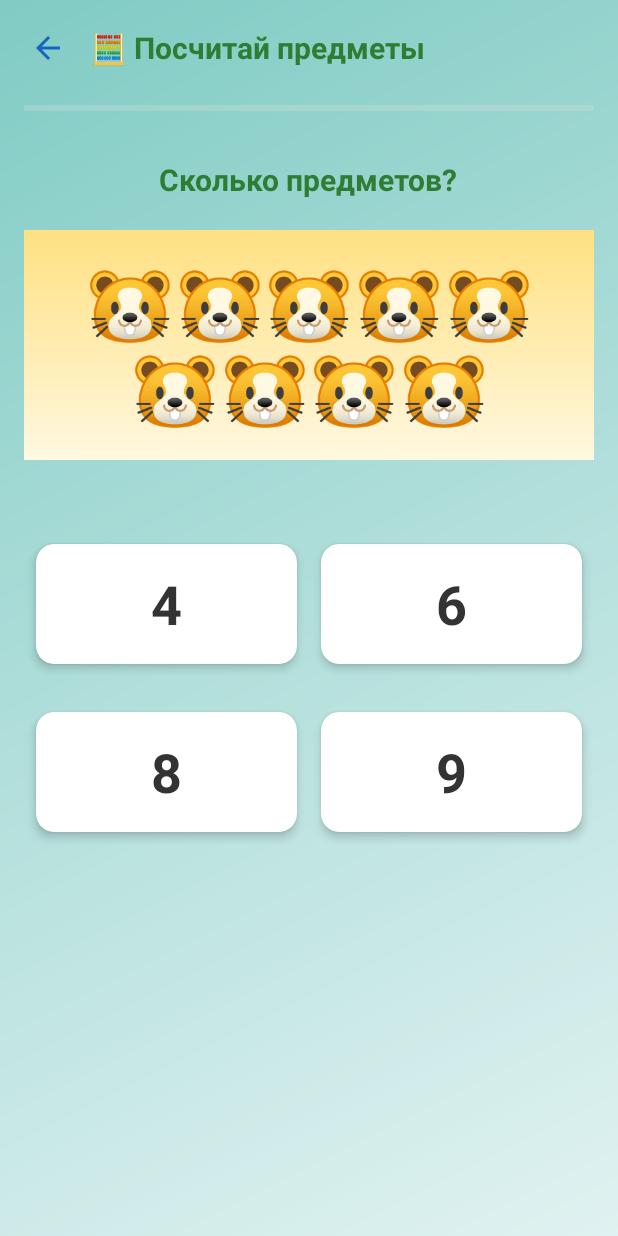
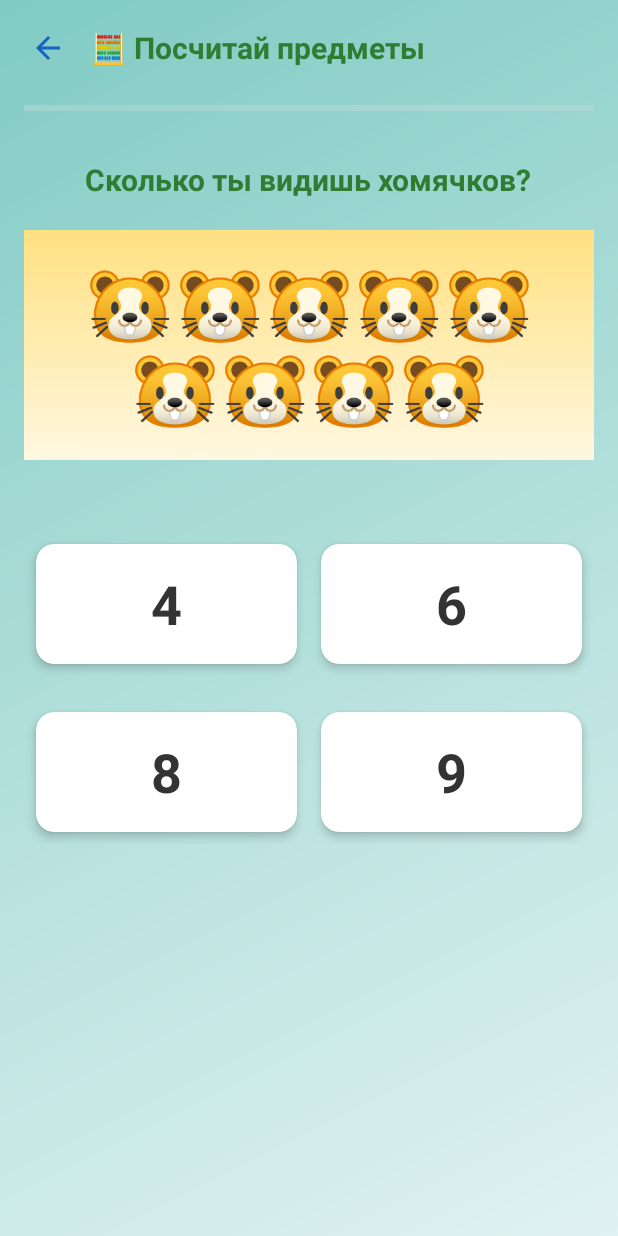
Before and after one commit to timursarsembai/DanaBalaNumbers_RUS, an Android app: the screen it shows after launch (ObjectCountingActivity), after a tap on an icon or button, on a phone screen of 412 x 824 dp. Run offline under Robolectric (Android 15) with nearby library versions, the phone set to English and light mode, and no system bars.

Commit message:
Добавлены персонализированные вопросы в упражнение 'Посчитай предметы' - Добавлен словарь названий предметов (emojiNames) для всех категорий - Обновлен метод generateQuestion() для создания персонализированных вопросов - Добавлен TextView questionText в layout для отображения вопроса - Теперь вопросы звучат как 'Сколько ты видишь яблок?' вместо 'Сколько предметов?' - Поддерживаются все категории: фрукты, овощи, животные, предметы

```diff
--- a/app/src/main/java/com/example/danabala/ObjectCountingActivity.kt
+++ b/app/src/main/java/com/example/danabala/ObjectCountingActivity.kt
@@ -35,6 +35,49 @@ class ObjectCountingActivity : AppCompatActivity(), TextToSpeech.OnInitListener
     private val objects = listOf("⚽", "🏀", "🎈", "🎁", "🎂", "🧸", "🚗", "✈️")
 
     private val allCategories = listOf(fruits, vegetables, animals, objects)
+
+    // Словарь названий предметов
+    private val emojiNames = mapOf(
+        // Фрукты
+        "🍎" to "яблок",
+        "🍌" to "бананов",
+        "🍊" to "апельсинов",
+        "🍇" to "виноградин",
+        "🍓" to "клубничек",
+        "🥝" to "киви",
+        "🍑" to "персиков",
+        "🍒" to "вишенок",
+
+        // Овощи
+        "🥕" to "морковок",
+        "🥒" to "огурцов",
+        "🌶️" to "перчиков",
+        "🌽" to "кукурузы",
+        "🥔" to "картошек",
+        "🧄" to "чеснока",
+        "🧅" to "луковиц",
+        "🥬" to "капусты",
+
+        // Животные
+        "🐶" to "собачек",
+        "🐱" to "котиков",
+        "🐭" to "мышек",
+        "🐹" to "хомячков",
+        "🐰" to "зайчиков",
+        "🦊" to "лисичек",
+        "🐻" to "медведей",
+        "🐼" to "панд",
+
+        // Предметы
+        "⚽" to "мячей",
+        "🏀" to "баскетбольных мячей",
+        "🎈" to "шариков",
+        "🎁" to "подарков",
+        "🎂" to "тортиков",
+        "🧸" to "мишек",
+        "🚗" to "машинок",
+        "✈️" to "самолетиков"
+    )
 
     // Варианты похвалы за правильные ответы
     private val correctPhrases = listOf(
@@ -135,6 +178,11 @@ class ObjectCountingActivity : AppCompatActivity(), TextToSpeech.OnInitListener
         // Отображаем предметы в вопросе
         val emojiString = selectedEmoji.repeat(targetNumber)
         findViewById<TextView>(R.id.questionObjects).text = emojiString
+
+        // Обновляем текст вопроса с названием предмета
+        val itemName = emojiNames[selectedEmoji] ?: "предметов"
+        val questionText = "Сколько ты видишь $itemName?"
+        findViewById<TextView>(R.id.questionText).text = questionText
 
         // Генерируем варианты ответов (числа)
         val answers = generateAnswerOptions(targetNumber)
--- a/app/src/main/res/layout/activity_object_counting.xml
+++ b/app/src/main/res/layout/activity_object_counting.xml
@@ -101,9 +101,10 @@
             android:layout_marginBottom="40dp">
 
             <TextView
+                android:id="@+id/questionText"
                 android:layout_width="wrap_content"
                 android:layout_height="wrap_content"
-                android:text="Сколько предметов?"
+                android:text="Сколько ты видишь яблок?"
                 android:textSize="20sp"
                 android:textStyle="bold"
                 android:textColor="#2E7D32"
```
